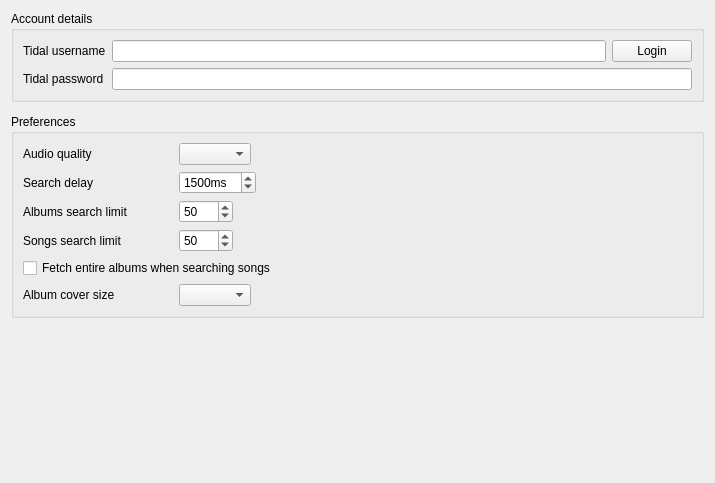
Qt form src/settings/tidalsettingspage.ui (strawberrymusicplayer/strawberry) before a commit.
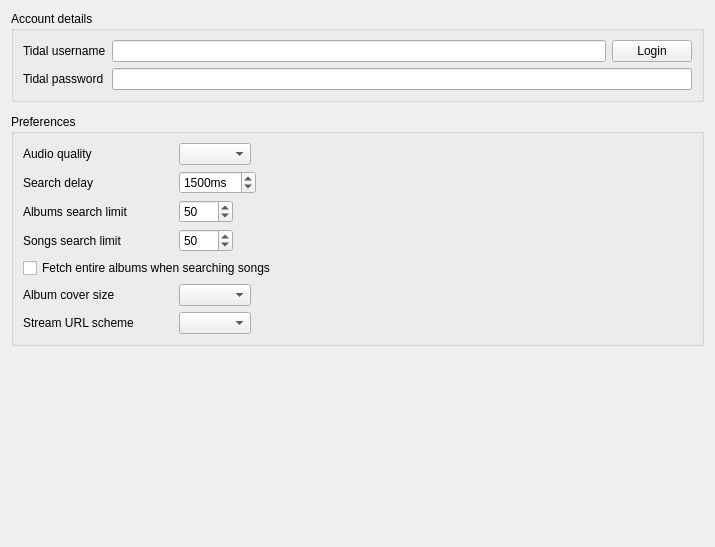
The same form after that commit. Icons and pictures are not drawn. Custom widgets are drawn as their Qt base class.

Commit message: Add option to change url stream scheme for Tidal

The edit to the form file:
```diff
--- a/src/settings/tidalsettingspage.ui
+++ b/src/settings/tidalsettingspage.ui
@@ -7,7 +7,7 @@
     <x>0</x>
     <y>0</y>
     <width>715</width>
-    <height>483</height>
+    <height>547</height>
    </rect>
   </property>
   <property name="windowTitle">
@@ -281,6 +281,39 @@
         </item>
        </layout>
       </item>
+      <item>
+       <layout class="QHBoxLayout" name="horizontalLayout_streamurl">
+        <item>
+         <widget class="QLabel" name="label_streamurl">
+          <property name="minimumSize">
+           <size>
+            <width>150</width>
+            <height>0</height>
+           </size>
+          </property>
+          <property name="text">
+           <string>Stream URL scheme</string>
+          </property>
+         </widget>
+        </item>
+        <item>
+         <widget class="QComboBox" name="combobox_streamurl"/>
+        </item>
+        <item>
+         <spacer name="horizontalSpacer">
+          <property name="orientation">
+           <enum>Qt::Horizontal</enum>
+          </property>
+          <property name="sizeHint" stdset="0">
+           <size>
+            <width>40</width>
+            <height>20</height>
+           </size>
+          </property>
+         </spacer>
+        </item>
+       </layout>
+      </item>
      </layout>
     </widget>
    </item>
```
The commit also changes 5 other files.
